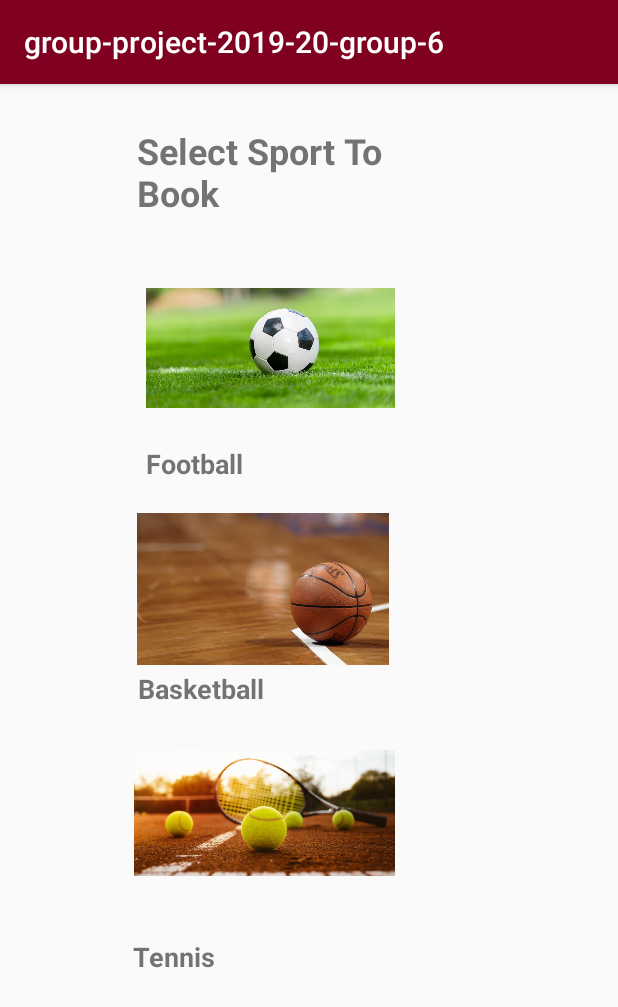
After one commit to T0FI/BSN-Book-Sports-Now, an Android app: the SelectSportScreen screen opened directly, with no data from a screen before it, on a phone screen of 412 x 824 dp. The commit adds this screen. Shown: the top 1007 px of the screen. Run offline under Robolectric (Android 15) with nearby library versions, the light colour scheme and no system bars.

Commit message:
Added The Select A Sport Screen On My Branch

```diff
--- a/app/src/main/AndroidManifest.xml
+++ b/app/src/main/AndroidManifest.xml
@@ -9,6 +9,7 @@
         android:roundIcon="@mipmap/ic_launcher_round"
         android:supportsRtl="true"
         android:theme="@style/AppTheme">
+        <activity android:name=".SelectSportScreen"></activity>
         <activity android:name=".MainActivity">
             <intent-filter>
                 <action android:name="android.intent.action.MAIN" />
--- a/app/src/main/java/com/example/group_project_2019_20_group_6/MainActivity.java
+++ b/app/src/main/java/com/example/group_project_2019_20_group_6/MainActivity.java
@@ -2,13 +2,30 @@ package com.example.group_project_2019_20_group_6;
 
 import androidx.appcompat.app.AppCompatActivity;
 
+import android.content.Intent;
 import android.os.Bundle;
+import android.view.View;
+import android.widget.Button;
 
 public class MainActivity extends AppCompatActivity {
 
+    Button btnTest;
     @Override
     protected void onCreate(Bundle savedInstanceState) {
         super.onCreate(savedInstanceState);
         setContentView(R.layout.activity_main);
+        btnTest = findViewById(R.id.btnTest);
+
+        btnTest.setOnClickListener(new View.OnClickListener() {
+            @Override
+            public void onClick(View view) {
+
+                Intent intent = new Intent(MainActivity.this,
+                        com.example.group_project_2019_20_group_6.SelectSportScreen.class);
+                startActivity(intent);
+
+            }
+        });
+
     }
 }
--- /dev/null
+++ b/app/src/main/java/com/example/group_project_2019_20_group_6/SelectSportScreen.java
@@ -0,0 +1,17 @@
+package com.example.group_project_2019_20_group_6;
+
+import androidx.appcompat.app.AppCompatActivity;
+
+import android.os.Bundle;
+
+public class SelectSportScreen extends AppCompatActivity {
+
+    @Override
+    protected void onCreate(Bundle savedInstanceState) {
+        super.onCreate(savedInstanceState);
+        setContentView(R.layout.activity_select_sport_screen);
+    }
+
+    //treat the ImageViews as Buttons,once the clickable property is ticked true you can do the same code on the images
+//as you would with a Button onclick method.
+}
--- a/app/src/main/res/layout/activity_main.xml
+++ b/app/src/main/res/layout/activity_main.xml
@@ -7,6 +7,7 @@
     tools:context=".MainActivity">
 
     <TextView
+        android:id="@+id/textView"
         android:layout_width="wrap_content"
         android:layout_height="wrap_content"
         android:text="Hello World!"
@@ -15,4 +16,14 @@
         app:layout_constraintRight_toRightOf="parent"
         app:layout_constraintTop_toTopOf="parent" />
 
+    <Button
+        android:id="@+id/btnTest"
+        android:layout_width="wrap_content"
+        android:layout_height="wrap_content"
+        android:layout_marginStart="87dp"
+        android:layout_marginTop="157dp"
+        android:text="Testing purposes only "
+        app:layout_constraintStart_toStartOf="parent"
+        app:layout_constraintTop_toTopOf="parent" />
+
 </androidx.constraintlayout.widget.ConstraintLayout>
--- /dev/null
+++ b/app/src/main/res/layout/activity_select_sport_screen.xml
@@ -0,0 +1,98 @@
+<?xml version="1.0" encoding="utf-8"?>
+<androidx.constraintlayout.widget.ConstraintLayout xmlns:android="http://schemas.android.com/apk/res/android"
+    xmlns:app="http://schemas.android.com/apk/res-auto"
+    xmlns:tools="http://schemas.android.com/tools"
+    android:layout_width="match_parent"
+    android:layout_height="match_parent"
+    tools:context=".MainActivity">
+
+    <TextView
+        android:id="@+id/tvHeader"
+        android:layout_width="204dp"
+        android:layout_height="67dp"
+        android:layout_marginTop="28dp"
+        android:text="@string/select_sport_to_book"
+        android:textSize="24sp"
+        android:textStyle="bold"
+        app:layout_constraintEnd_toEndOf="parent"
+        app:layout_constraintHorizontal_bias="0.439"
+        app:layout_constraintStart_toStartOf="parent"
+        app:layout_constraintTop_toTopOf="parent" />
+
+    <ImageView
+        android:id="@+id/ivFootball"
+        android:layout_width="166dp"
+        android:layout_height="113dp"
+        android:layout_marginTop="24dp"
+        android:clickable="true"
+        app:layout_constraintEnd_toEndOf="parent"
+        app:layout_constraintHorizontal_bias="0.395"
+        app:layout_constraintStart_toStartOf="parent"
+        app:layout_constraintTop_toBottomOf="@+id/tvHeader"
+        app:srcCompat="@drawable/football"
+        android:contentDescription="TODO" />
+
+    <ImageView
+        android:id="@+id/ivBasketBall"
+        android:layout_width="168dp"
+        android:layout_height="108dp"
+        android:layout_marginTop="12dp"
+        android:clickable="true"
+        app:layout_constraintEnd_toEndOf="parent"
+        app:layout_constraintHorizontal_bias="0.374"
+        app:layout_constraintStart_toStartOf="parent"
+        app:layout_constraintTop_toBottomOf="@+id/tvFootballLabel"
+        app:srcCompat="@drawable/basketball" />
+
+    <ImageView
+        android:id="@+id/ivTennis"
+        android:layout_width="174dp"
+        android:layout_height="125dp"
+        android:layout_marginTop="8dp"
+        android:clickable="true"
+        app:layout_constraintEnd_toEndOf="parent"
+        app:layout_constraintHorizontal_bias="0.375"
+        app:layout_constraintStart_toStartOf="parent"
+        app:layout_constraintTop_toBottomOf="@+id/tvBasketballLabel"
+        app:srcCompat="@drawable/tennis" />
+
+    <TextView
+        android:id="@+id/tvFootballLabel"
+        android:layout_width="147dp"
+        android:layout_height="30dp"
+        android:layout_marginTop="8dp"
+        android:text="Football"
+        android:textSize="18sp"
+        android:textStyle="bold"
+        app:layout_constraintEnd_toEndOf="parent"
+        app:layout_constraintHorizontal_bias="0.367"
+        app:layout_constraintStart_toStartOf="parent"
+        app:layout_constraintTop_toBottomOf="@+id/ivFootball" />
+
+    <TextView
+        android:id="@+id/tvBasketballLabel"
+        android:layout_width="wrap_content"
+        android:layout_height="wrap_content"
+        android:text="Basketball"
+        android:textSize="18sp"
+        android:textStyle="bold"
+        app:layout_constraintEnd_toEndOf="parent"
+        app:layout_constraintHorizontal_bias="0.28"
+        app:layout_constraintStart_toStartOf="parent"
+        app:layout_constraintTop_toBottomOf="@+id/ivBasketBall" />
+
+    <TextView
+        android:id="@+id/tvTennisLabel"
+        android:layout_width="67dp"
+        android:layout_height="25dp"
+        android:text="Tennis"
+        android:textSize="18sp"
+        android:textStyle="bold"
+        app:layout_constraintBottom_toBottomOf="parent"
+        app:layout_constraintEnd_toEndOf="parent"
+        app:layout_constraintHorizontal_bias="0.258"
+        app:layout_constraintStart_toStartOf="parent"
+        app:layout_constraintTop_toBottomOf="@+id/ivTennis"
+        app:layout_constraintVertical_bias="0.107" />
+
+</androidx.constraintlayout.widget.ConstraintLayout>
--- a/app/src/main/res/values/colors.xml
+++ b/app/src/main/res/values/colors.xml
@@ -1,6 +1,6 @@
 <?xml version="1.0" encoding="utf-8"?>
 <resources>
-    <color name="colorPrimary">#008577</color>
-    <color name="colorPrimaryDark">#00574B</color>
+    <color name="colorPrimary">#800020</color>
+    <color name="colorPrimaryDark">#800020</color>
     <color name="colorAccent">#D81B60</color>
 </resources>
--- a/app/src/main/res/values/strings.xml
+++ b/app/src/main/res/values/strings.xml
@@ -1,3 +1,4 @@
 <resources>
     <string name="app_name">group-project-2019-20-group-6</string>
+    <string name="select_sport_to_book">Select Sport To Book</string>
 </resources>
--- a/build.gradle
+++ b/build.gradle
@@ -7,7 +7,7 @@ buildscript {
 
     }
     dependencies {
-        classpath 'com.android.tools.build:gradle:3.5.1'
+        classpath 'com.android.tools.build:gradle:3.5.3'
 
         // NOTE: Do not place your application dependencies here; they belong
         // in the individual module build.gradle files
```
Also changed, not shown: app/src/main/res/drawable/basketball.jpg (added), app/src/main/res/drawable/football.jpg (added), app/src/main/res/drawable/tennis.jpg (added).
